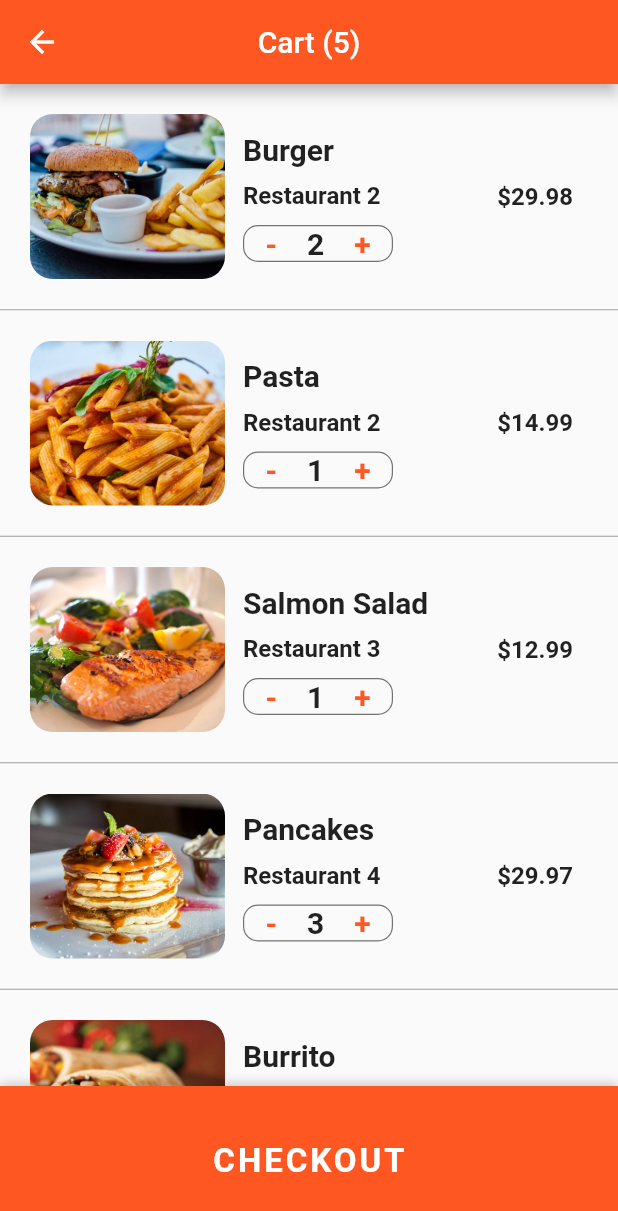
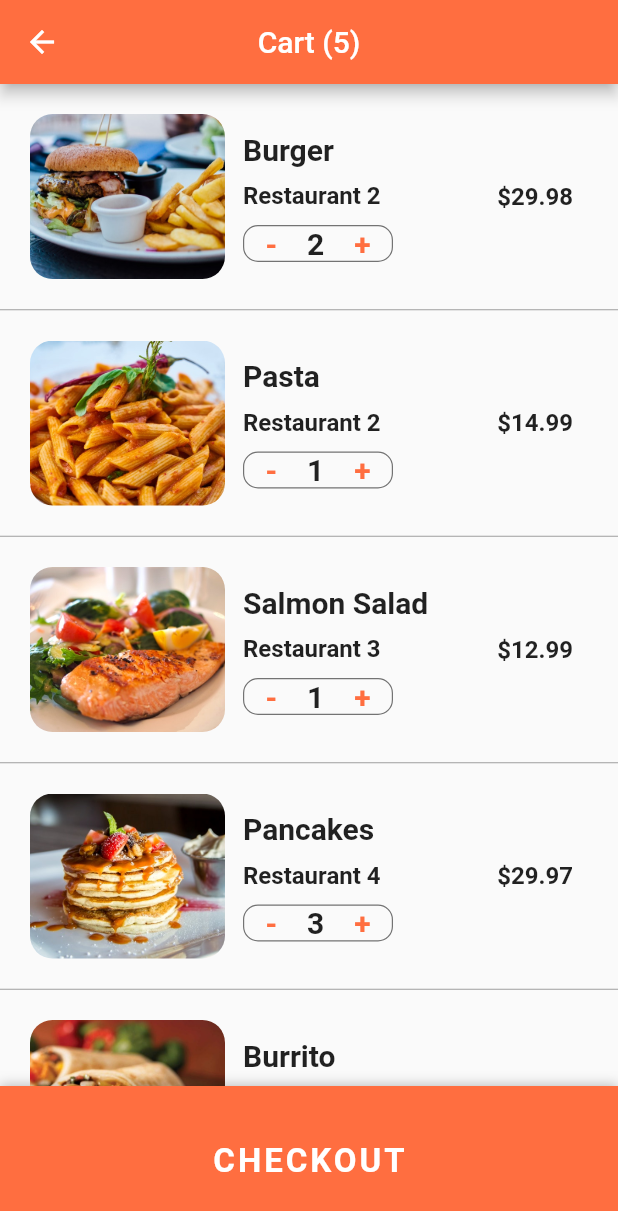
Before and after one commit to kashakil/food_delivery_app_ui, a Flutter app: the screen it shows after launch, after a tap on an icon or button, on a phone screen of 412 x 824 dp. Shown: the top 1211 px of the screen. Run offline on Flutter 3.47's test engine with Material 2 defaults, Android fonts, the phone set to English and light mode, and no system bars.

Commit message:
background color

```diff
--- a/lib/main.dart
+++ b/lib/main.dart
@@ -12,7 +12,7 @@ class MyApp extends StatelessWidget {
       debugShowCheckedModeBanner: false,
       theme: ThemeData(
         scaffoldBackgroundColor: Colors.grey[50],
-        primaryColor: Colors.deepOrange,
+        primaryColor: Colors.deepOrangeAccent,
       ),
       home: const HomeScreen(),
     );
--- a/lib/screens/cart_screen.dart
+++ b/lib/screens/cart_screen.dart
@@ -140,7 +140,7 @@ class _CartScreenState extends State<CartScreen> {
       appBar: AppBar(
         centerTitle: true,
         title: Text('Cart (${currentUser.cart.length})'),
-        backgroundColor: Colors.deepOrange,
+        backgroundColor: Theme.of(context).primaryColor,
       ),
       body: ListView.separated(
         itemBuilder: (BuildContext context, int index) {
--- a/lib/screens/home_screen.dart
+++ b/lib/screens/home_screen.dart
@@ -99,7 +99,7 @@ class _HomeScreenState extends State<HomeScreen> {
   Widget build(BuildContext context) {
     return Scaffold(
       appBar: AppBar(
-        backgroundColor: Colors.deepOrange,
+        backgroundColor: Theme.of(context).primaryColor,
         leading: IconButton(
           onPressed: () {},
           iconSize: 30.0,
```
